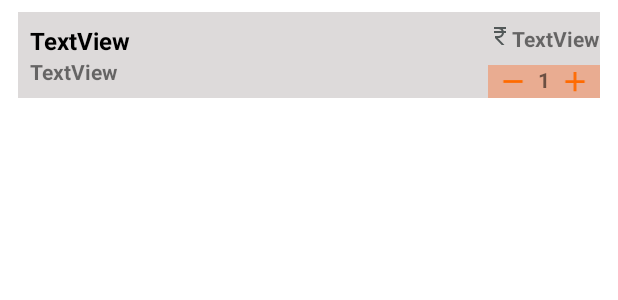
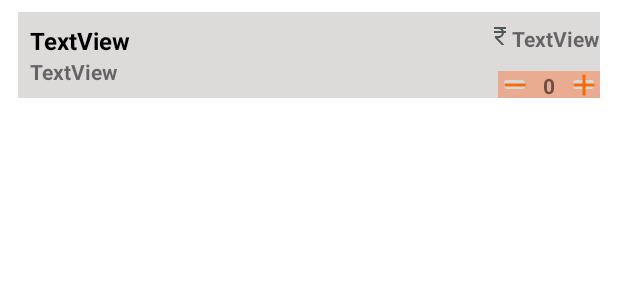
Before and after one commit to charan-teja-improve10x/Swiggy, an Android app: the layout swiggy_items_2.xml on its own in the app's theme, with its tools: preview values and no code run, on a phone screen of 412 x 824 dp. Shown: the top 300 px of the screen. Run offline under Robolectric (Android 15) with nearby library versions, the phone set to English and light mode, and no system bars.

Commit message:
wrote functionality in second screen

```diff
--- a/app/src/main/java/com/improve10x/swiggy/OnSwiggyItem2ClickListener.java
+++ /dev/null
@@ -1,5 +0,0 @@
-package com.improve10x.swiggy;
-
-public interface OnSwiggyItem2ClickListener {
-    void onSwiggyItem2Click(SwiggyItems2 item);
-}
--- a/app/src/main/java/com/improve10x/swiggy/SwiggyItems2.java
+++ b/app/src/main/java/com/improve10x/swiggy/SwiggyItems2.java
@@ -4,5 +4,6 @@ public class SwiggyItems2 {
     String swiggyItem2;
     String swiggyDescription2;
     String swiggyAmount2;
+    int swiggyItemCount;
 
 }
--- a/app/src/main/res/layout/swiggy_items_2.xml
+++ b/app/src/main/res/layout/swiggy_items_2.xml
@@ -30,6 +30,7 @@
             android:layout_height="wrap_content"
             android:text="TextView"
             android:textStyle="bold" />
+
     </LinearLayout>
 
     <LinearLayout
@@ -40,6 +41,7 @@
         <LinearLayout
             android:layout_width="wrap_content"
             android:layout_height="wrap_content"
+            android:layout_gravity="right"
             android:layout_marginTop="8dp"
             android:orientation="horizontal">
 
@@ -58,31 +60,37 @@
         </LinearLayout>
 
         <LinearLayout
-            android:layout_width="match_parent"
+            android:layout_width="wrap_content"
             android:layout_height="wrap_content"
-            android:layout_marginTop="8dp"
+            android:layout_gravity="right"
+            android:layout_marginTop="12dp"
             android:background="#56FF5100"
+            android:gravity="right"
             android:orientation="horizontal">
 
-            <ImageView
-                android:id="@+id/imageView41"
+            <ImageButton
+                android:id="@+id/remove_btn"
                 android:layout_width="wrap_content"
                 android:layout_height="wrap_content"
-                android:layout_weight="1"
+                android:layout_marginRight="8dp"
+                android:adjustViewBounds="true"
                 app:srcCompat="@drawable/ic_baseline_remove_24" />
 
             <TextView
-                android:id="@+id/textView22"
+                android:id="@+id/swigg_item_2_count_txt"
                 android:layout_width="wrap_content"
                 android:layout_height="wrap_content"
-                android:text="1"
+                android:layout_gravity="center_vertical"
+                android:gravity="center_horizontal"
+                android:text="0"
                 android:textStyle="bold" />
 
-            <ImageView
-                android:id="@+id/imageView42"
+            <ImageButton
+                android:id="@+id/add_btn"
                 android:layout_width="wrap_content"
                 android:layout_height="wrap_content"
-                android:layout_weight="1"
+                android:layout_marginLeft="8dp"
+                android:adjustViewBounds="true"
                 app:srcCompat="@drawable/ic_baseline_add_24" />
         </LinearLayout>
 
```
Also changed, not shown: app/src/main/AndroidManifest.xml (+2 -13 lines), app/src/main/java/com/improve10x/swiggy/OnSwiggyItem2ClickAction.java (added, +7 -0 lines), app/src/main/java/com/improve10x/swiggy/Swiggy2ItemsAdapter.java (+17 -6 lines), app/src/main/java/com/improve10x/swiggy/SwiggyItem2ViewHolder.java (+7 -0 lines), app/src/main/java/com/improve10x/swiggy/SwiggyItems2Activity.java (+20 -5 lines).
